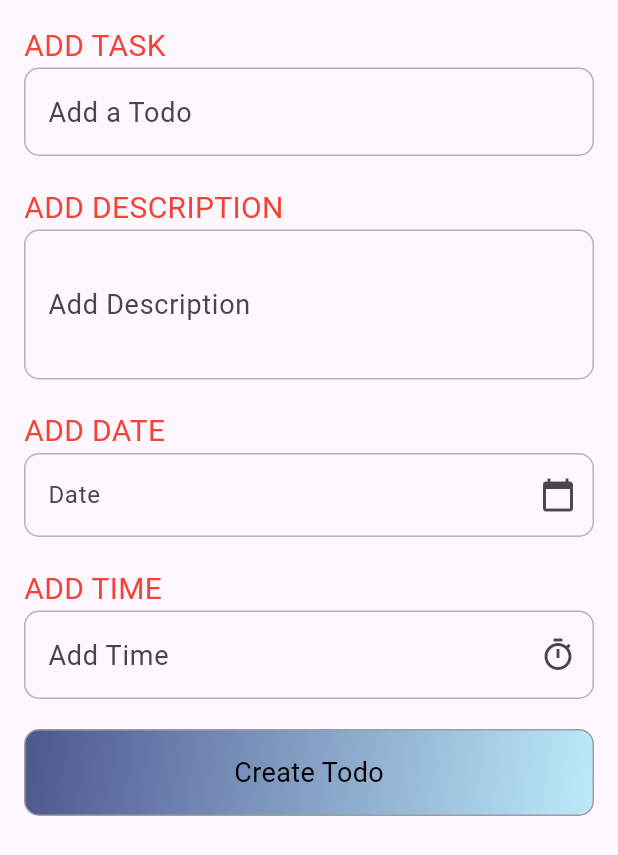
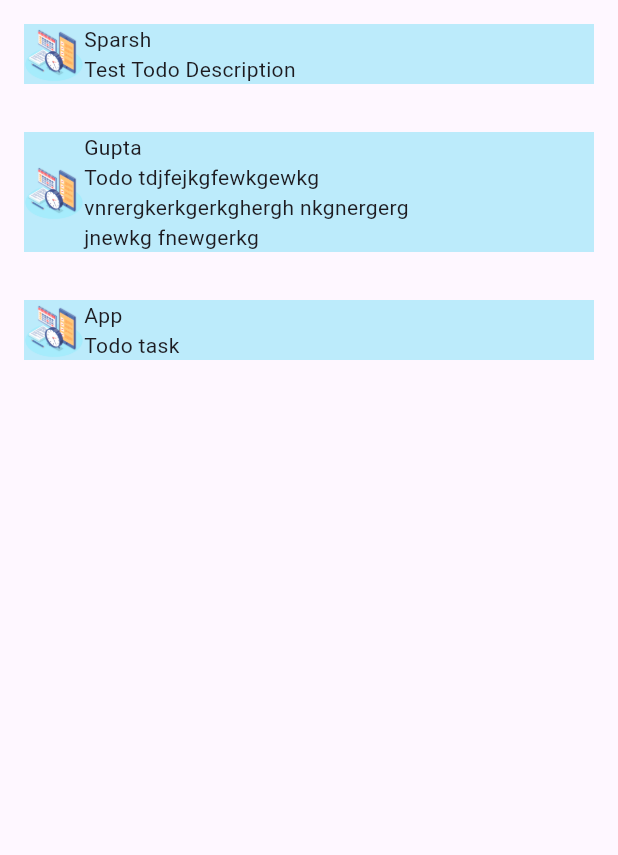
Before and after one commit to CSI-Trainee-2024/Task_4_Sparsh_2311143, a Flutter app: the screen it shows after launch, on a phone screen of 412 x 824 dp. Shown: the top 855 px of the screen. Run offline on Flutter 3.47's test engine with Material 3 defaults, Android fonts, the light colour scheme and no system bars.

Commit message:
HomePage file added and dummy data feeding

```diff
--- a/lib/constants/colors.dart
+++ b/lib/constants/colors.dart
@@ -4,4 +4,4 @@ const darkBlueColor = Color(0xff4d568f);
 const lightBlueColor = Color(0xffbcebfb);
 const whiteColor = Colors.white;
 const greyColor = Color(0xffb4b4b4);
-const redcolor = Colors.red;
+const blackcolor = Colors.black;
--- a/lib/pages/add_todo.dart
+++ b/lib/pages/add_todo.dart
@@ -72,7 +72,7 @@ class _HomepageState extends State<AddTodo> {
                 Text(
                   "ADD TASK",
                   style: TextStyle(
-                    color: redcolor,
+                    color: blackcolor,
                     fontSize: 20,
                   ),
                 ),
@@ -88,7 +88,6 @@ class _HomepageState extends State<AddTodo> {
                       borderSide: BorderSide(color: darkBlueColor),
                       borderRadius: BorderRadius.circular(10.0),
                     ),
-                    hintText: 'Add a Todo',
                   ),
                 ),
                 SizedBox(
@@ -97,7 +96,7 @@ class _HomepageState extends State<AddTodo> {
                 Text(
                   "ADD DESCRIPTION",
                   style: TextStyle(
-                    color: redcolor,
+                    color: blackcolor,
                     fontSize: 20,
                   ),
                 ),
@@ -118,19 +117,16 @@ class _HomepageState extends State<AddTodo> {
                         borderSide: BorderSide(color: darkBlueColor),
                         borderRadius: BorderRadius.circular(10.0),
                       ),
-                      hintText: 'Add Description',
-
                     ),
                   ),
                 ),
                 SizedBox(
                   height: 20,
                 ),
-
                 Text(
                   "ADD DATE",
                   style: TextStyle(
-                    color: redcolor,
+                    color: blackcolor,
                     fontSize: 20,
                   ),
                 ),
@@ -146,7 +142,6 @@ class _HomepageState extends State<AddTodo> {
                       borderSide: BorderSide(color: darkBlueColor),
                       borderRadius: BorderRadius.circular(10.0),
                     ),
-                    hintText: 'Date',
                   ),
                   readOnly: true,
                   onTap: () {
@@ -156,11 +151,10 @@ class _HomepageState extends State<AddTodo> {
                 SizedBox(
                   height: 20,
                 ),
-
                 Text(
                   "ADD TIME",
                   style: TextStyle(
-                    color: redcolor,
+                    color: blackcolor,
                     fontSize: 20,
                   ),
                 ),
@@ -177,7 +171,6 @@ class _HomepageState extends State<AddTodo> {
                         borderSide: BorderSide(color: darkBlueColor),
                         borderRadius: BorderRadius.circular(10.0),
                       ),
-                      hintText: 'Add Time',
                     ),
                     readOnly: true,
                     onTap: _selectTime),
--- /dev/null
+++ b/lib/pages/home_page.dart
@@ -0,0 +1,69 @@
+// ignore_for_file: prefer_const_constructors, body_might_complete_normally_nullable
+
+import 'package:flutter/material.dart';
+import 'package:todo_app/constants/colors.dart';
+import 'package:todo_app/constants/size.dart';
+import 'package:todo_app/models/todo_model.dart';
+
+class HomePage extends StatefulWidget {
+  const HomePage({super.key});
+
+  @override
+  State<HomePage> createState() => _HomePageState();
+}
+
+class _HomePageState extends State<HomePage> {
+  List<Todo> todos = [
+    Todo(
+        title: "Sparsh",
+        description: "Test Todo Description",
+        date: '2024-10-24',
+        time: '1:30'),
+    Todo(
+        title: "Gupta",
+        description: "Todo tdjfejkgfewkgewkg vnrergkerkgerkghergh nkgnergerg jnewkg fnewgerkg ",
+        date: '2024-10-24',
+        time: '2:30'),
+    Todo(
+        title: "App",
+        description: "Todo task",
+        date: '2024-10-24',
+        time: '2:30')
+  ];
+
+  @override
+  Widget build(BuildContext context) {
+    return SafeArea(
+        child: Scaffold(
+      body: ListView.builder(
+          itemCount: todos.length,
+          itemBuilder: (context, index) {
+            return Container(
+              margin: EdgeInsets.symmetric(horizontal: 16, vertical: 16),
+              color: lightBlueColor,
+              child: Row(
+                children: <Widget>[
+                  SizedBox(
+                    height: 40,
+                    width: 40,
+                    child: Image.asset("assets/splash_image.png"),
+                  ),
+                  Container(
+                    width: screenWidth*0.6,
+                    child: Column(
+                      crossAxisAlignment: CrossAxisAlignment.start,
+                      children: [
+                        Text(
+                          todos[index].title!,
+                        ),
+                        Text(todos[index].description!)
+                      ],
+                    ),
+                  )
+                ],
+              ),
+            );
+          }),
+    ));
+  }
+}
--- a/lib/splash.dart
+++ b/lib/splash.dart
@@ -4,6 +4,7 @@ import 'package:flutter/material.dart';
 import 'package:todo_app/constants/colors.dart';
 import 'package:todo_app/constants/size.dart';
 import 'package:todo_app/pages/add_todo.dart';
+import 'package:todo_app/pages/home_page.dart';
 
 class SplashScreen extends StatefulWidget {
   const SplashScreen({super.key});
@@ -37,7 +38,7 @@ class _SplashScreenState extends State<SplashScreen> {
   _goToMenuPage() {
     Future.delayed(const Duration(seconds: 2)).then((_) {
       Navigator.of(context).pushAndRemoveUntil(
-          MaterialPageRoute(builder: (context) => const AddTodo()),
+          MaterialPageRoute(builder: (context) => const HomePage()),
           (Route<dynamic> route) => false);
     });
   }
```
